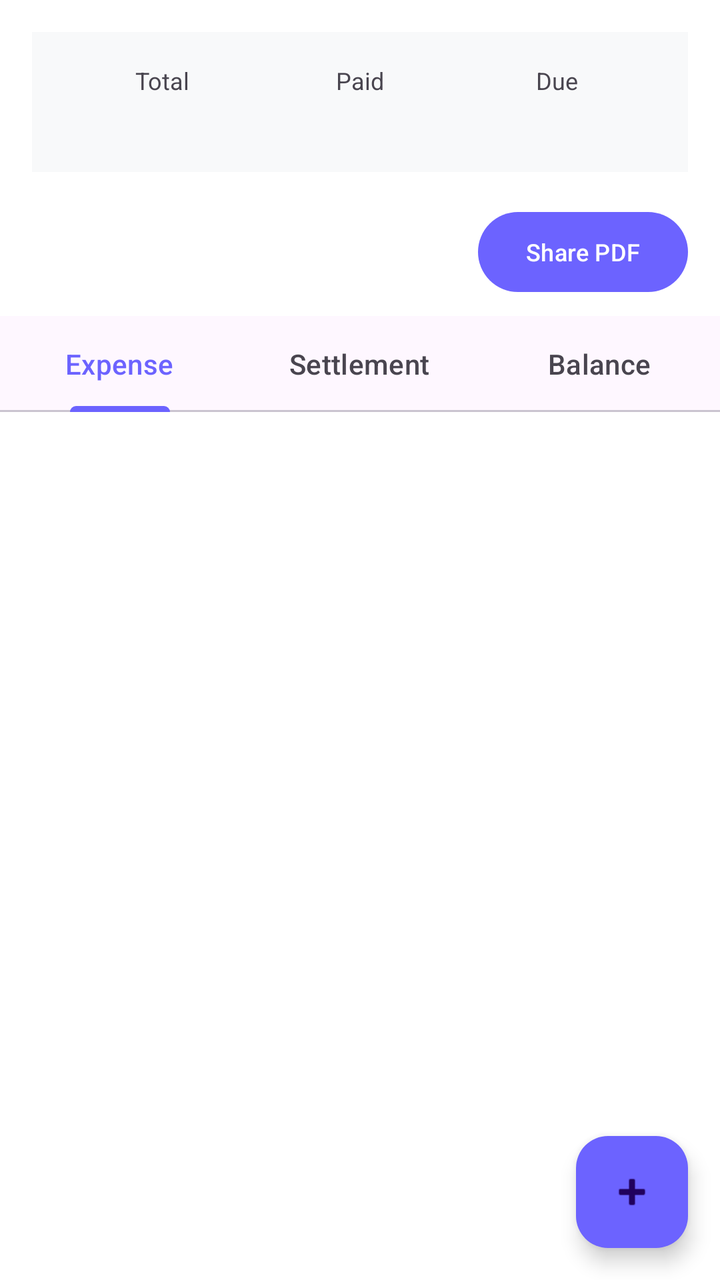
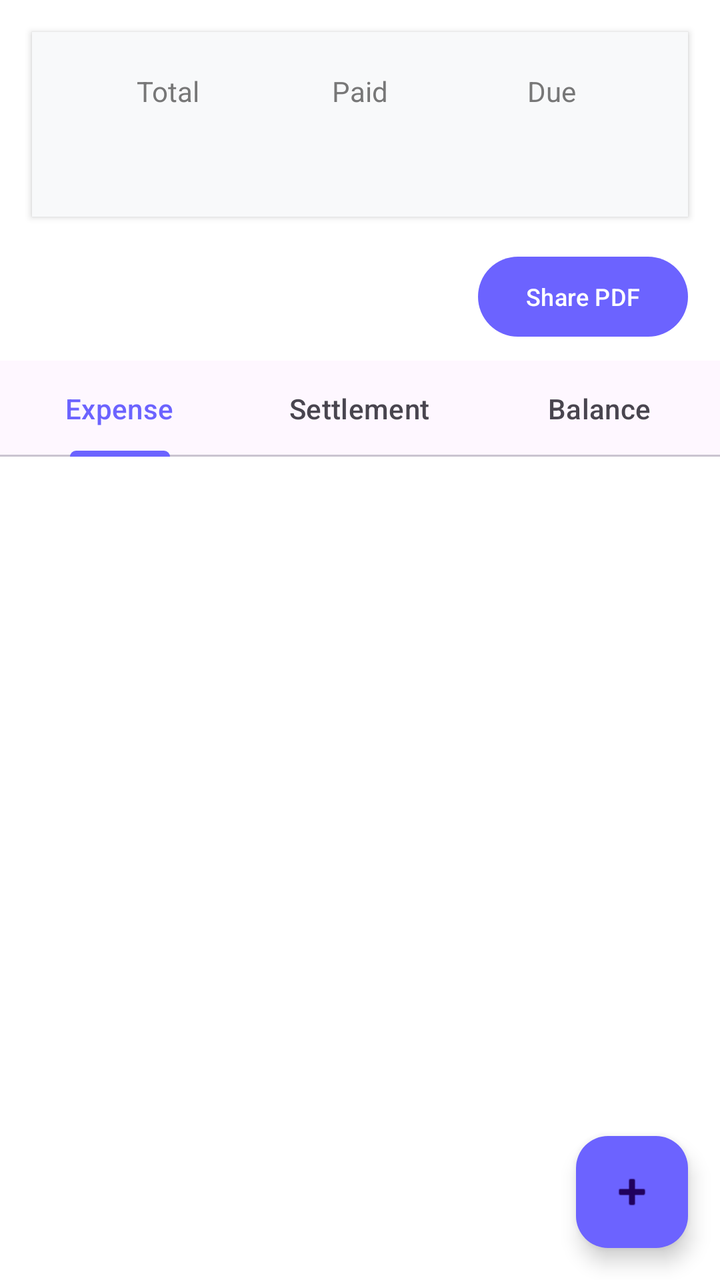

Before-and-after screenshots of an Android layout around one commit, followed by the original layout XML and the change that was made.
<!-- AndroidManifest.xml: application theme Theme.ExpenseSplitter -->
<!-- res/layout/activity_group_detail.xml -->
<?xml version="1.0" encoding="utf-8"?>
<LinearLayout xmlns:android="http://schemas.android.com/apk/res/android"
    xmlns:app="http://schemas.android.com/apk/res-auto"
    android:orientation="vertical"
    android:layout_width="match_parent"
    android:layout_height="match_parent"
    android:background="@color/bg_color">

    
    <LinearLayout
        android:layout_width="match_parent"
        android:layout_height="wrap_content"
        android:orientation="horizontal"
        android:padding="16dp"
        android:background="#F8F9FA"
        android:layout_margin="16dp">
        
        
        <LinearLayout android:layout_width="0dp" android:layout_height="wrap_content" android:layout_weight="1" android:orientation="vertical" android:gravity="center">
            <TextView android:layout_width="wrap_content" android:layout_height="wrap_content" android:text="Total" android:textSize="12sp"/>
            <TextView android:id="@+id/tvTotal" android:layout_width="wrap_content" android:layout_height="wrap_content" android:textStyle="bold" android:textSize="16sp"/>
        </LinearLayout>
        
        
        <LinearLayout android:layout_width="0dp" android:layout_height="wrap_content" android:layout_weight="1" android:orientation="vertical" android:gravity="center">
            <TextView android:layout_width="wrap_content" android:layout_height="wrap_content" android:text="Paid" android:textSize="12sp"/>
            <TextView android:id="@+id/tvPaid" android:layout_width="wrap_content" android:layout_height="wrap_content" android:textStyle="bold" android:textSize="16sp" android:textColor="#2E7D32"/>
        </LinearLayout>
        
        
        <LinearLayout android:layout_width="0dp" android:layout_height="wrap_content" android:layout_weight="1" android:orientation="vertical" android:gravity="center">
            <TextView android:layout_width="wrap_content" android:layout_height="wrap_content" android:text="Due" android:textSize="12sp"/>
            <TextView android:id="@+id/tvDue" android:layout_width="wrap_content" android:layout_height="wrap_content" android:textStyle="bold" android:textSize="16sp" android:textColor="#C62828"/>
        </LinearLayout>
    </LinearLayout>

    
    <com.google.android.material.button.MaterialButton
        android:id="@+id/btnSharePdf"
        android:layout_width="wrap_content"
        android:layout_height="wrap_content"
        android:text="Share PDF"
        android:textSize="12sp"
        android:layout_gravity="end"
        android:layout_marginEnd="16dp"
        android:layout_marginBottom="8dp"
        app:backgroundTint="#6C63FF"/>

    <com.google.android.material.tabs.TabLayout
        android:id="@+id/tabLayout"
        android:layout_width="match_parent"
        android:layout_height="wrap_content">
        <com.google.android.material.tabs.TabItem android:text="Expense"/>
        <com.google.android.material.tabs.TabItem android:text="Settlement"/>
        <com.google.android.material.tabs.TabItem android:text="Balance"/>
    </com.google.android.material.tabs.TabLayout>

    <androidx.recyclerview.widget.RecyclerView
        android:id="@+id/recyclerView"
        android:layout_width="match_parent"
        android:layout_height="0dp"
        android:layout_weight="1"
        android:padding="8dp"/>

    <com.google.android.material.floatingactionbutton.FloatingActionButton
        android:id="@+id/fabAdd"
        android:layout_width="wrap_content"
        android:layout_height="wrap_content"
        android:layout_gravity="end|bottom"
        android:layout_margin="16dp"
        android:src="@android:drawable/ic_input_add"
        app:backgroundTint="#6C63FF"/>
</LinearLayout>
<!-- resources referenced by this layout -->
<resources>
  <color name="bg_color">#FFFFFF</color>
  <style name="Theme.ExpenseSplitter" parent="Theme.Material3.DayNight.NoActionBar">
          <item name="colorPrimary">@color/purple_primary</item>
          <item name="android:windowBackground">@color/bg_color</item>
          <item name="android:statusBarColor">@color/bg_color</item>
          <item name="android:windowLightStatusBar">true</item>
      </style>
  <color name="purple_primary">#6C63FF</color>
</resources>

<!-- the commit's change to res/layout/activity_group_detail.xml (unified diff, before → after) -->
@@ -11,26 +11,27 @@
         android:layout_width="match_parent"
         android:layout_height="wrap_content"
         android:orientation="horizontal"
-        android:padding="16dp"
+        android:padding="20dp"
         android:background="#F8F9FA"
-        android:layout_margin="16dp">
+        android:layout_margin="16dp"
+        android:elevation="2dp"> 
         
         
         <LinearLayout android:layout_width="0dp" android:layout_height="wrap_content" android:layout_weight="1" android:orientation="vertical" android:gravity="center">
-            <TextView android:layout_width="wrap_content" android:layout_height="wrap_content" android:text="Total" android:textSize="12sp"/>
-            <TextView android:id="@+id/tvTotal" android:layout_width="wrap_content" android:layout_height="wrap_content" android:textStyle="bold" android:textSize="16sp"/>
+            <TextView android:layout_width="wrap_content" android:layout_height="wrap_content" android:text="Total" android:textSize="14sp" android:textColor="#777777"/>
+            <TextView android:id="@+id/tvTotal" android:layout_width="wrap_content" android:layout_height="wrap_content" android:textStyle="bold" android:textSize="22sp" android:textColor="#2D2D2D" android:layout_marginTop="4dp"/>
         </LinearLayout>
         
         
         <LinearLayout android:layout_width="0dp" android:layout_height="wrap_content" android:layout_weight="1" android:orientation="vertical" android:gravity="center">
-            <TextView android:layout_width="wrap_content" android:layout_height="wrap_content" android:text="Paid" android:textSize="12sp"/>
-            <TextView android:id="@+id/tvPaid" android:layout_width="wrap_content" android:layout_height="wrap_content" android:textStyle="bold" android:textSize="16sp" android:textColor="#2E7D32"/>
+            <TextView android:layout_width="wrap_content" android:layout_height="wrap_content" android:text="Paid" android:textSize="14sp" android:textColor="#777777"/>
+            <TextView android:id="@+id/tvPaid" android:layout_width="wrap_content" android:layout_height="wrap_content" android:textStyle="bold" android:textSize="22sp" android:textColor="#2E7D32" android:layout_marginTop="4dp"/>
         </LinearLayout>
         
         
         <LinearLayout android:layout_width="0dp" android:layout_height="wrap_content" android:layout_weight="1" android:orientation="vertical" android:gravity="center">
-            <TextView android:layout_width="wrap_content" android:layout_height="wrap_content" android:text="Due" android:textSize="12sp"/>
-            <TextView android:id="@+id/tvDue" android:layout_width="wrap_content" android:layout_height="wrap_content" android:textStyle="bold" android:textSize="16sp" android:textColor="#C62828"/>
+            <TextView android:layout_width="wrap_content" android:layout_height="wrap_content" android:text="Due" android:textSize="14sp" android:textColor="#777777"/>
+            <TextView android:id="@+id/tvDue" android:layout_width="wrap_content" android:layout_height="wrap_content" android:textStyle="bold" android:textSize="22sp" android:textColor="#C62828" android:layout_marginTop="4dp"/>
         </LinearLayout>
     </LinearLayout>
 
